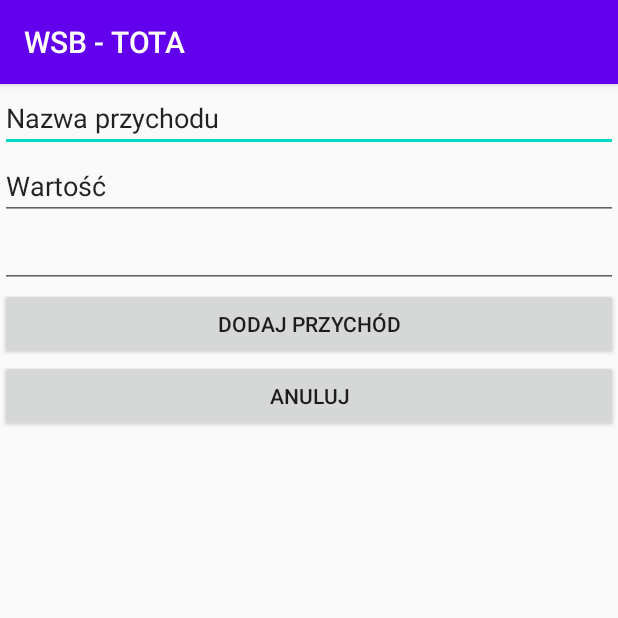
After one commit to andairka/wsb-tota, an Android app: the AddIncomeActivity screen opened directly, with no data from a screen before it, on a phone screen of 412 x 824 dp, the top half of it. The commit adds this screen. Run offline under Robolectric (Android 15) with nearby library versions, the phone set to English and light mode, and no system bars; our stand-ins replace Room's generated code.

Commit message:
Go to Activity AddIncomeActivity

```diff
--- a/app/src/main/AndroidManifest.xml
+++ b/app/src/main/AndroidManifest.xml
@@ -16,6 +16,8 @@
                 <category android:name="android.intent.category.LAUNCHER" />
             </intent-filter>
         </activity>
+        <activity android:name=".AddIncomeActivity" >
+        </activity>
     </application>
 
 </manifest>
--- /dev/null
+++ b/app/src/main/java/com/andairka/wsb/tota/AddIncomeActivity.java
@@ -0,0 +1,20 @@
+package com.andairka.wsb.tota;
+
+import android.os.Bundle;
+
+import androidx.appcompat.app.AppCompatActivity;
+import androidx.room.Room;
+
+import com.andairka.wsb.tota.database.ExpensesDatabase;
+
+public class AddIncomeActivity extends AppCompatActivity {
+
+    @Override
+    protected void onCreate(Bundle savedInstanceState) {
+        super.onCreate(savedInstanceState);
+        setContentView(R.layout.add_income);
+
+        ExpensesDatabase db = Room.databaseBuilder(getApplicationContext(),
+                ExpensesDatabase.class, "expense-database").build();
+    }
+}
--- a/app/src/main/res/layout/activity_main.xml
+++ b/app/src/main/res/layout/activity_main.xml
@@ -32,7 +32,8 @@
             android:id="@+id/add_income"
             android:layout_width="match_parent"
             android:layout_height="wrap_content"
-            android:text="@string/add_income" />
+            android:text="@string/add_income"
+            android:onClick="addIncomeButtonOnClickAction"/>
 
         <Button
             android:id="@+id/add_expense"
```
Also changed, not shown: app/src/main/java/com/andairka/wsb/tota/MainActivity.java (+9 -0 lines).
